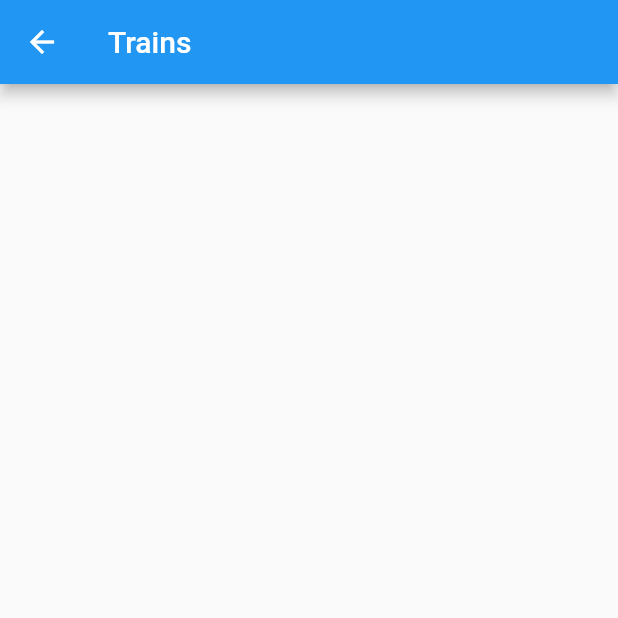
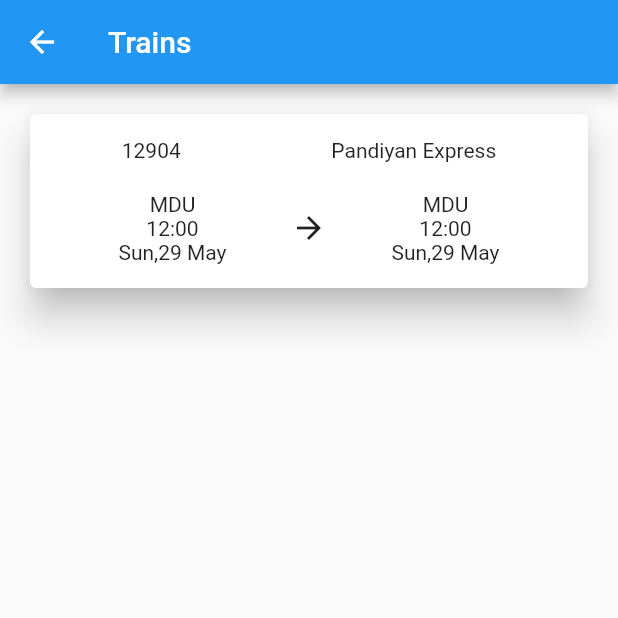
Before and after one commit to prathiswaran-gr/Railway-Reservation-System, a Flutter app: the screen it shows after launch, after a tap on "Search Trains", on a phone screen of 412 x 824 dp, the top half of it. Run offline on Flutter 3.47's test engine with Material 2 defaults, Android fonts, the phone set to English and light mode, and no system bars; missing offline and left inert: dart:html, mysql1, razorpay_flutter.

Commit message:
updated code

```diff
--- a/lib/booking.dart
+++ b/lib/booking.dart
@@ -3,8 +3,6 @@
 import 'trains.dart';
 
 class Booking extends StatefulWidget {
-  const Booking({Key key}) : super(key: key);
-
   @override
   State<Booking> createState() => _BookingState();
 }
@@ -16,17 +14,23 @@
   TextEditingController dateController = TextEditingController();
   TextEditingController classController = TextEditingController();
   DateTime currentDate = DateTime.now();
+  String selectedValue = "SL";
+
+  List<DropdownMenuItem<String>> menuItems = [
+    DropdownMenuItem(child: Text("SL"), value: "SL"),
+    DropdownMenuItem(child: Text("AC"), value: "AC"),
+  ];
   @override
   Widget build(BuildContext context) {
     var width = MediaQuery.of(context).size.width / 1.2;
     var height = MediaQuery.of(context).size.height / 1.2;
     return Column(
-      crossAxisAlignment: CrossAxisAlignment.center,
+      crossAxisAlignment: CrossAxisAlignment.start,
       mainAxisAlignment: MainAxisAlignment.center,
       children: [
         Center(
           child: Container(
-            width: 800,
+            width: 400,
             margin: const EdgeInsets.all(30.0),
             padding: const EdgeInsets.all(20.0),
             decoration: BoxDecoration(
@@ -39,9 +43,6 @@
               ),
             ),
             child: Column(
-              mainAxisAlignment: MainAxisAlignment.center,
-              children: [
-                Row(
               mainAxisAlignment: MainAxisAlignment.center,
               children: [
                 SizedBox(
@@ -71,13 +72,8 @@
                     // },
                   ),
                 ),
-                  ],
-                ),
                 Row(
                   mainAxisAlignment: MainAxisAlignment.center,
-                  children: [
-                    Row(
-                      mainAxisAlignment: MainAxisAlignment.spaceBetween,
                   children: [
                     TextButton(
                       onPressed: () {
@@ -96,8 +92,7 @@
                                   child: child,
                                 )).then((date) {
                           setState(() {
-                                dateTime =
-                                    DateFormat('yyyy-MM-dd').format(date);
+                            dateTime = DateFormat('yyyy-MM-dd').format(date);
                           });
                         });
                       },
@@ -107,30 +102,25 @@
                       width: 15,
                     ),
                     Text(
-                          dateTime == null
-                              ? 'No date Chosen'
-                              : dateTime.toString(),
+                      dateTime == null ? 'No date Chosen' : dateTime.toString(),
                       style: const TextStyle(fontWeight: FontWeight.bold),
                     ),
                   ],
                 ),
-                    const SizedBox(
+                SizedBox(
                   width: 50,
                 ),
                 SizedBox(
-                      width: width / 4.5,
-                      height: height / 6,
-                      child: TextField(
-                        decoration: const InputDecoration(labelText: 'Class'),
-                        controller: classController,
-                        // onSubmitted: (_) => _submitData(),
-                        // onChanged: (val) {
-                        //   titleInput = val;
-                        // },
-                      ),
-                    ),
-                  ],
-                ),
+                    width: 100,
+                    child: DropdownButton(
+                      value: selectedValue,
+                      onChanged: (String newValue) {
+                        setState(() {
+                          selectedValue = newValue;
+                        });
+                      },
+                      items: menuItems,
+                    )),
                 SizedBox(
                   height: 20,
                 ),
--- a/lib/home.dart
+++ b/lib/home.dart
@@ -25,7 +25,7 @@
             ],
           ),
         ),
-        body: const TabBarView(
+        body: TabBarView(
           children: <Widget>[
             Booking(),
             SearchTrain(),
--- a/lib/main.dart
+++ b/lib/main.dart
@@ -1,21 +1,36 @@
 import 'package:flutter/material.dart';
 import 'package:mysql1/mysql1.dart';
 import 'home.dart';
+import './model/mysql.dart';
 
 void main() {
   runApp(const MyApp());
 }
 
-class MyApp extends StatelessWidget {
+class MyApp extends StatefulWidget {
   const MyApp({Key key}) : super(key: key);
+
+  @override
+  State<MyApp> createState() => _MyAppState();
+}
+
+class _MyAppState extends State<MyApp> {
+  @override
+  // void initState() {
+  //   //TODO: implement initState
+  //   super.initState();
+  //   callGetConnectionMethod();
+  // }
+
+  // Future<void> callGetConnectionMethod() async {
+  //   await MySql.getConnection();
+  // }
 
   @override
   Widget build(BuildContext context) {
     return const MaterialApp(
       debugShowCheckedModeBanner: false,
-      home: Scaffold(
-
-          body: Home()),
+      home: Scaffold(body: Home()),
     );
   }
 }
--- a/lib/model/mysql.dart
+++ b/lib/model/mysql.dart
@@ -1,16 +1,18 @@
-// import 'package:mysql1/mysql1.dart';
+import 'package:mysql1/mysql1.dart';
 
-// class MySql {
-//   static String host = "localhost",
-//       user = "root",
-//       password = "8883121575Pp@",
-//       db = "railway";
-//   static int port = 3306;
-//   MySql();
-//   Future<MySqlConnection> getConnection() async {
-//     var settings = new ConnectionSettings(
-//         host: host, port: port, user: user, password: password, db: db);
-//     var conn = await MySqlConnection.connect(settings);
-//     return conn;
-//   }
-// }
+class MySql {
+  static String host = "localhost",
+      user = "root",
+      password = "8883121575Pp@",
+      db = "railway";
+  static int port = 3306;
+
+  static Future<void> getConnection() async {
+    var settings = ConnectionSettings(
+        host: host, port: port, user: user, password: password, db: db);
+    var conn = await MySqlConnection.connect(settings);
+    var a = conn.query("SELECT * FROM train");
+    print(a);
+    await conn.close();
+  }
+}
--- a/lib/passenger.dart
+++ b/lib/passenger.dart
@@ -20,7 +20,7 @@
       ),
       body: Center(
         child: Container(
-          width: 450,
+          width: 320,
           height: 230,
           margin: const EdgeInsets.all(30.0),
           padding: const EdgeInsets.all(10.0),
--- a/lib/payment/razorPayWay.dart
+++ b/lib/payment/razorPayWay.dart
@@ -40,7 +40,9 @@
       return element;
     });
 
-    return Scaffold(
+    return MaterialApp(
+      debugShowCheckedModeBanner: false,
+      home: Scaffold(
         body: Builder(
           builder: (BuildContext context) {
             return Container(
@@ -48,6 +50,7 @@
             );
           },
         ),
+      ),
     );
   }
 }
--- a/lib/showTrains.dart
+++ b/lib/showTrains.dart
@@ -16,7 +16,7 @@
                   MaterialPageRoute(builder: (context) => Passenger()));
             },
             child: Card(
-              margin: EdgeInsets.symmetric(horizontal: 300),
+              //margin: EdgeInsets.symmetric(horizontal: 50),
               elevation: 10.0,
               child: Padding(
                 padding: const EdgeInsets.all(16.0),
```
Lines whose indentation alone changed are shown as unchanged.
